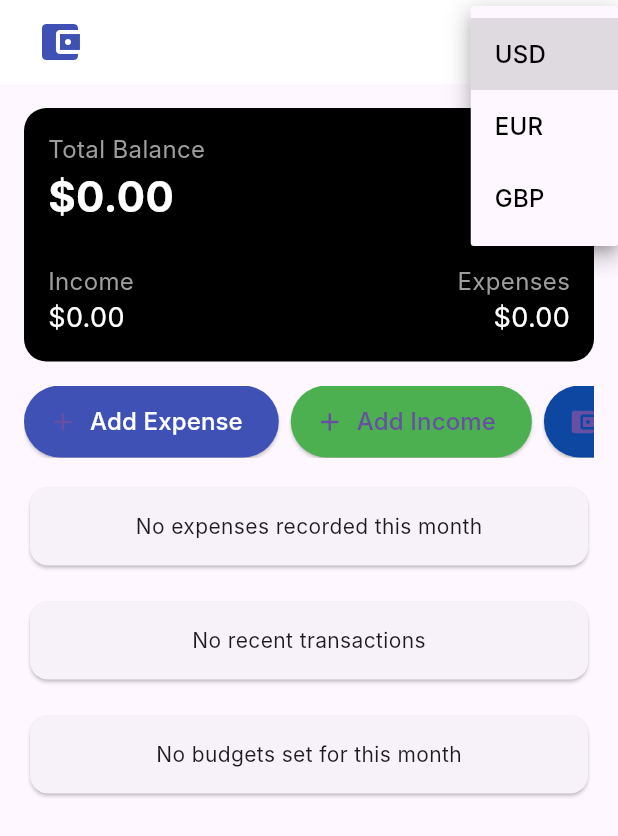
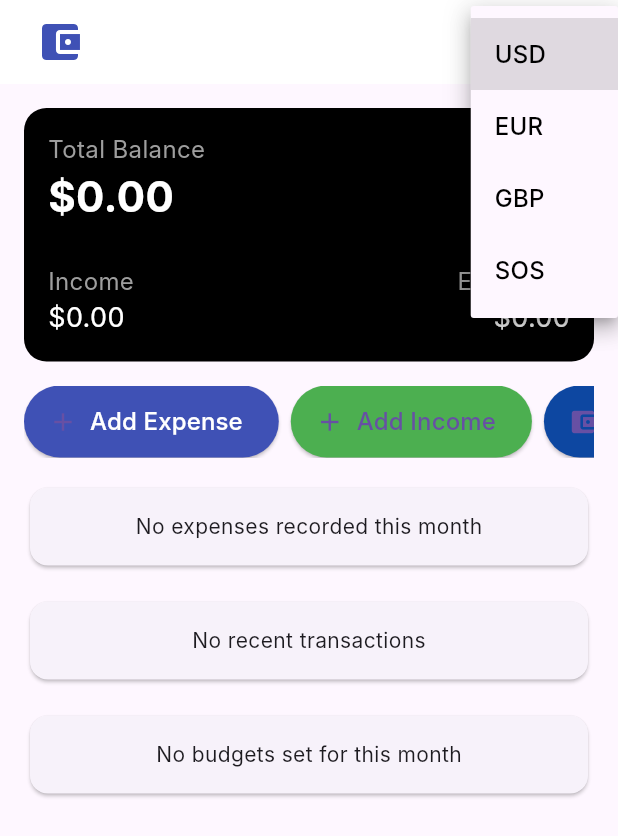
Before and after one commit to alidiamond1/Personal_Budget_App, a Flutter app: the HomePage screen opened directly, after a tap on "USD", on a phone screen of 412 x 824 dp. Shown: the top 836 px of the screen. Run offline on Flutter 3.47's test engine with Material 3 defaults, Android fonts, the phone set to English and light mode, and no system bars; drawn by our look-alikes of fl_chart; our stand-ins replace cloud_firestore, curved_navigation_bar, firebase_auth, firebase_core, firebase_storage, google_fonts and 3 more; accounts and stored records are empty; network calls fail; Roboto replaces fonts that are missing (Inter).

Commit message:
currency updated

```diff
--- a/lib/home_page.dart
+++ b/lib/home_page.dart
@@ -26,6 +26,44 @@ class _HomePageState extends State<HomePage> {
   Map<String, double> _budgets = {};
   List<Map<String, dynamic>> _recentTransactions = [];
   bool _isLoading = true;
+  String _selectedCurrency = 'USD';
+  final Map<String, double> _conversionRates = {
+    'USD': 1.0,
+    'EUR': 0.92, // 1 USD = 0.92 EUR
+    'GBP': 0.79, // 1 USD = 0.79 GBP
+    'SOS': 27000.0, // 1 USD = 27000 SOS
+  };
+
+  double _convertAmount(double amount) {
+    try {
+      if (_selectedCurrency == 'SOS') {
+        // Direct conversion to SOS
+        return amount * 27000.0;
+      } else if (_selectedCurrency == 'USD') {
+        return amount;
+      } else {
+        // For other currencies (EUR, GBP)
+        final targetRate = _conversionRates[_selectedCurrency] ?? 1.0;
+        return amount * targetRate;
+      }
+    } catch (e) {
+      print('Error converting amount: $e');
+      return amount;
+    }
+  }
+
+  String _getCurrencySymbol() {
+    switch (_selectedCurrency) {
+      case 'EUR':
+        return '€';
+      case 'GBP':
+        return '£';
+      case 'SOS':
+        return 'Sh';
+      default:
+        return '\$';
+    }
+  }
 
   @override
   void initState() {
@@ -149,10 +187,10 @@ class _HomePageState extends State<HomePage> {
               Padding(
                 padding: const EdgeInsets.only(right: 16.0),
                 child: DropdownButton<String>(
-                  value: 'USD',
+                  value: _selectedCurrency,
                   underline: Container(),
                   icon: const Icon(Icons.arrow_drop_down, color: Colors.black),
-                  items: <String>['USD', 'EUR', 'GBP']
+                  items: <String>['USD', 'EUR', 'GBP', 'SOS']
                       .map<DropdownMenuItem<String>>((String value) {
                     return DropdownMenuItem<String>(
                       value: value,
@@ -161,7 +199,11 @@ class _HomePageState extends State<HomePage> {
                     );
                   }).toList(),
                   onChanged: (String? newValue) {
-                    // Handle currency change
+                    if (newValue != null) {
+                      setState(() {
+                        _selectedCurrency = newValue;
+                      });
+                    }
                   },
                 ),
               ),
@@ -198,7 +240,11 @@ class _HomePageState extends State<HomePage> {
 
   Widget _buildBalanceCard() {
     final balance = _totalIncome - _totalExpenses;
-    final formatter = NumberFormat.currency(symbol: '\$');
+    final formatter = NumberFormat.currency(
+      symbol: _getCurrencySymbol(),
+      decimalDigits: _selectedCurrency == 'SOS' ? 0 : 2,
+    );
+    final convertedBalance = _convertAmount(balance);
 
     return Container(
       decoration: BoxDecoration(
@@ -217,7 +263,7 @@ class _HomePageState extends State<HomePage> {
                   children: [
                     const Text('Total Balance',
                         style: TextStyle(color: Colors.grey, fontSize: 16)),
-                    Text(formatter.format(balance),
+                    Text(formatter.format(convertedBalance),
                         style: const TextStyle(
                             fontSize: 28,
                             fontWeight: FontWeight.bold,
@@ -259,7 +305,7 @@ class _HomePageState extends State<HomePage> {
                   children: [
                     const Text('Income',
                         style: TextStyle(color: Colors.grey, fontSize: 16)),
-                    Text(formatter.format(_totalIncome),
+                    Text(formatter.format(_convertAmount(_totalIncome)),
                         style:
                             const TextStyle(color: Colors.white, fontSize: 18)),
                   ],
@@ -269,7 +315,7 @@ class _HomePageState extends State<HomePage> {
                   children: [
                     const Text('Expenses',
                         style: TextStyle(color: Colors.grey, fontSize: 16)),
-                    Text(formatter.format(_totalExpenses),
+                    Text(formatter.format(_convertAmount(_totalExpenses)),
                         style:
                             const TextStyle(color: Colors.white, fontSize: 18)),
                   ],
@@ -433,8 +479,10 @@ class _HomePageState extends State<HomePage> {
                       Text(entry.key, style: const TextStyle(fontSize: 12)),
                       const SizedBox(width: 4),
                       Text(
-                          NumberFormat.currency(symbol: '\$')
-                              .format(entry.value),
+                          NumberFormat.currency(
+                            symbol: _getCurrencySymbol(),
+                            decimalDigits: _selectedCurrency == 'SOS' ? 0 : 2,
+                          ).format(_convertAmount(entry.value)),
                           style: const TextStyle(fontSize: 12)),
                     ],
                   );
@@ -527,7 +575,10 @@ class _HomePageState extends State<HomePage> {
                 title: Text(category),
                 subtitle: Text(description),
                 trailing: Text(
-                  '${isIncome ? '+' : '-'}\$${amount.toStringAsFixed(2)}',
+                  '${isIncome ? '+' : '-'}${NumberFormat.currency(
+                    symbol: _getCurrencySymbol(),
+                    decimalDigits: _selectedCurrency == 'SOS' ? 0 : 2,
+                  ).format(_convertAmount(amount))}',
                   style: TextStyle(
                     color: isIncome ? Colors.green : Colors.red,
                     fontWeight: FontWeight.bold,
@@ -590,7 +641,10 @@ class _HomePageState extends State<HomePage> {
 
   Widget _buildBudgetProgress(
       String label, double current, double total, Color color) {
-    final formatter = NumberFormat.currency(symbol: '\$');
+    final formatter = NumberFormat.currency(
+      symbol: _getCurrencySymbol(),
+      decimalDigits: _selectedCurrency == 'SOS' ? 0 : 2,
+    );
     return Column(
       crossAxisAlignment: CrossAxisAlignment.start,
       children: [
@@ -598,7 +652,8 @@ class _HomePageState extends State<HomePage> {
           mainAxisAlignment: MainAxisAlignment.spaceBetween,
           children: [
             Text(label),
-            Text('${formatter.format(current)}/${formatter.format(total)}'),
+            Text(
+                '${formatter.format(_convertAmount(current))}/${formatter.format(_convertAmount(total))}'),
           ],
         ),
         const SizedBox(height: 4),
--- /dev/null
+++ b/lib/services/currency_service.dart
@@ -0,0 +1,56 @@
+import 'package:flutter/material.dart';
+
+class CurrencyService extends ChangeNotifier {
+  String _selectedCurrency = 'USD';
+  final Map<String, double> _conversionRates = {
+    'USD': 1.0,
+    'EUR': 0.92, // 1 USD = 0.92 EUR
+    'GBP': 0.79, // 1 USD = 0.79 GBP
+    'SOS': 27000.0, // 1 USD = 27000 SOS
+  };
+
+  String get selectedCurrency => _selectedCurrency;
+
+  void setSelectedCurrency(String currency) {
+    if (_conversionRates.containsKey(currency)) {
+      if (_selectedCurrency != currency) {
+        _selectedCurrency = currency;
+        notifyListeners();
+        print('Currency changed to: $_selectedCurrency'); // Debug log
+      }
+    }
+  }
+
+  double convertAmount(double amount) {
+    if (_selectedCurrency == 'SOS') {
+      // For SOS, multiply directly since we store the full rate
+      return amount * _conversionRates['SOS']!;
+    }
+    // For other currencies, use the standard conversion
+    final rate = _conversionRates[_selectedCurrency] ?? 1.0;
+    final result = amount * rate;
+    print('Converting $amount USD to $_selectedCurrency (rate: $rate)');
+    print('Conversion result: $result');
+    return result;
+  }
+
+  String getCurrencySymbol() {
+    switch (_selectedCurrency) {
+      case 'EUR':
+        return '€';
+      case 'GBP':
+        return '£';
+      case 'SOS':
+        return 'Sh';
+      default:
+        return '\$';
+    }
+  }
+
+  String formatAmount(double amount) {
+    final convertedAmount = convertAmount(amount);
+    // Use 0 decimal places for SOS, 2 for other currencies
+    final decimalPlaces = _selectedCurrency == 'SOS' ? 0 : 2;
+    return '${getCurrencySymbol()}${convertedAmount.toStringAsFixed(decimalPlaces)}';
+  }
+}
```
Also changed, not shown: lib/main.dart (+6 -1 lines), lib/transaction_page.dart (+9 -4 lines).
